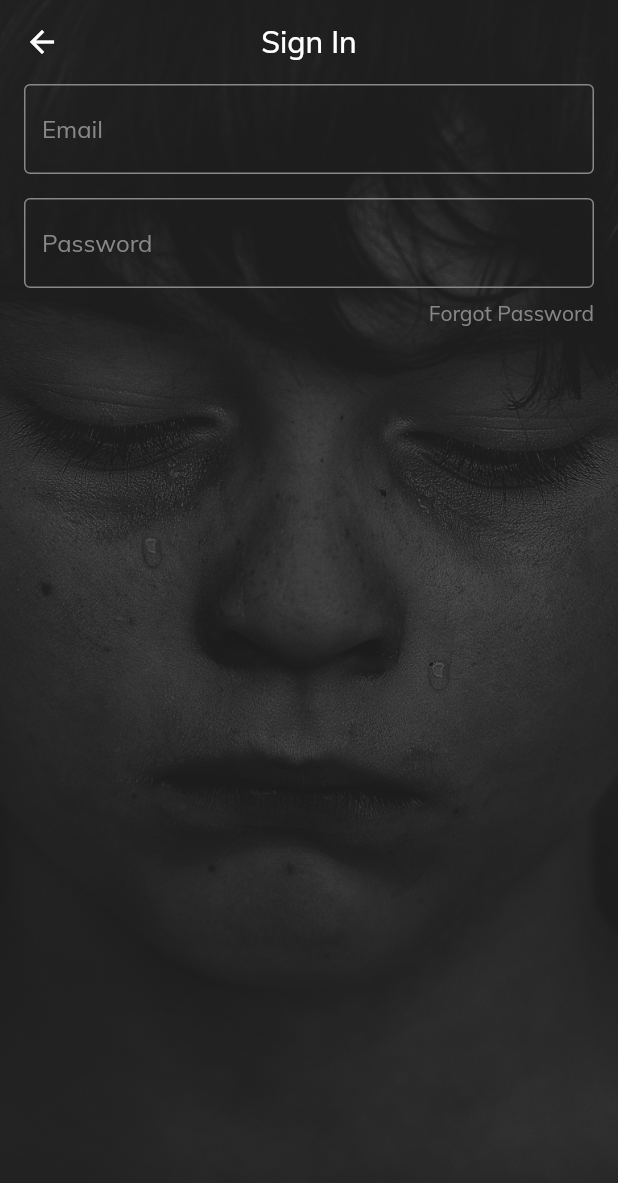
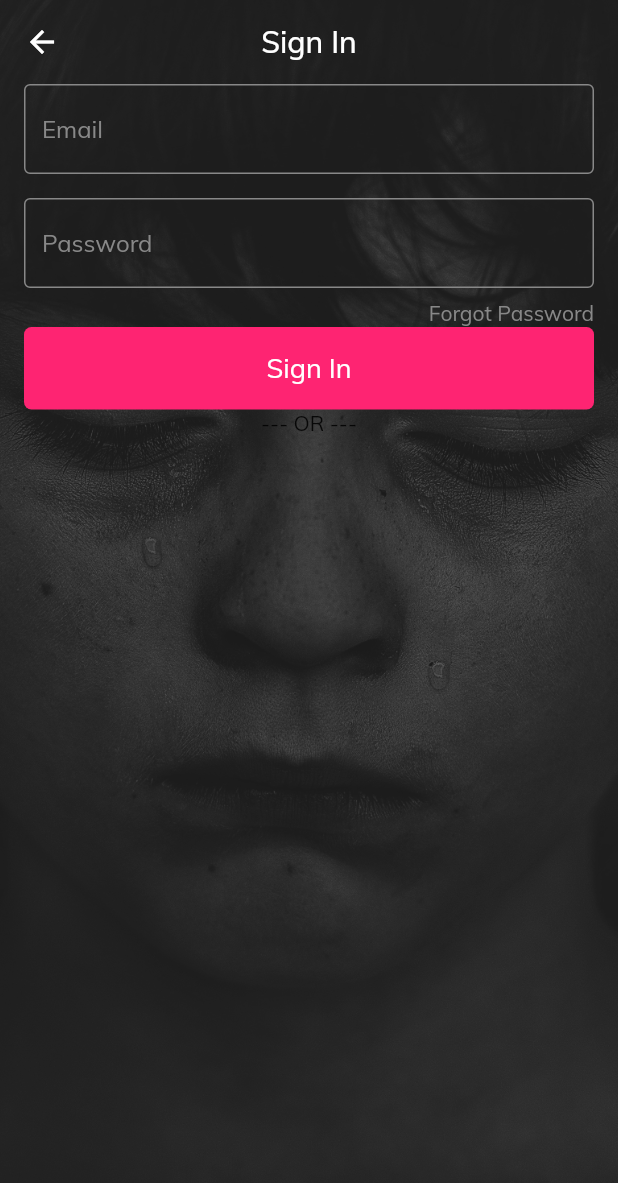
Before and after one commit to VishnuDileesh/BringMeBack-FlutterUIPractice, a Flutter app: the screen it shows after launch, after a tap on "GET STARTED", on a phone screen of 412 x 824 dp. Shown: the top 1183 px of the screen. Run offline on Flutter 3.47's test engine with Material 2 defaults, Android fonts, the phone set to English and light mode, and no system bars.

Commit message:
Refactor create colors variables & button widget

```diff
--- a/lib/main.dart
+++ b/lib/main.dart
@@ -1,26 +1,16 @@
 import 'package:flutter/material.dart';
 import 'screens/home.dart';
+
 
 void main() => runApp(MyApp());
 
 class MyApp extends StatelessWidget {
-  // This widget is the root of your application.
   @override
   Widget build(BuildContext context) {
     return MaterialApp(
       title: 'Bring Me Back',
 			debugShowCheckedModeBanner: false,
       theme: ThemeData(
-        // This is the theme of your application.
-        //
-        // Try running your application with "flutter run". You'll see the
-        // application has a blue toolbar. Then, without quitting the app, try
-        // changing the primarySwatch below to Colors.green and then invoke
-        // "hot reload" (press "r" in the console where you ran "flutter run",
-        // or simply save your changes to "hot reload" in a Flutter IDE).
-        // Notice that the counter didn't reset back to zero; the application
-        // is not restarted.
-        primarySwatch: Colors.blue,
 				fontFamily: "Muli",
       ),
       home: HomeScreen(),
--- a/lib/screens/home.dart
+++ b/lib/screens/home.dart
@@ -5,6 +5,7 @@ import 'package:flutter/material.dart';
 import 'signin.dart';
 
 //widget imports
+import '../widgets/colors.dart';
 import '../widgets/bgfullscreen.dart';
 
 class HomeScreen extends StatelessWidget{
@@ -59,7 +60,7 @@ class HomeScreen extends StatelessWidget{
 										TextSpan(
 											text: 'ME ',
 											style: TextStyle(
-												color: Color(0xffFE2472),
+												color: pink,
 											),
 										),
 
@@ -102,7 +103,8 @@ class HomeScreen extends StatelessWidget{
 									width: size.width,
 									padding: EdgeInsets.symmetric(vertical: 16.0),
 									decoration: BoxDecoration(
-										color: Color(0xffFE2472),
+										//color: Color(0xffFE2472),
+										color: pink,
 										borderRadius: BorderRadius.circular(5.0),
 									),
 									child: Center(
--- a/lib/screens/signin.dart
+++ b/lib/screens/signin.dart
@@ -1,6 +1,9 @@
 import 'package:flutter/material.dart';
 
+//widgets import
+import '../widgets/colors.dart';
 import '../widgets/bgfullscreen.dart';
+import '../widgets/button.dart';
 
 class SignIn extends StatelessWidget{
 	@override
@@ -44,24 +47,24 @@ class SignIn extends StatelessWidget{
 									decoration: InputDecoration(
 										hintText: "Email",
 										hintStyle: TextStyle(
-											color: Color(0xff888888),
+											color: grey,
 										),
 
 										enabledBorder: OutlineInputBorder(
 											borderSide: BorderSide(
-												color: Color(0xff888888),
+												color: grey,
 											),
 										),
 
 										focusedBorder: OutlineInputBorder(
 											borderSide: BorderSide(
-												color: Color(0xff888888),
+												color: grey,
 											),
 										),
 
 										focusedErrorBorder: OutlineInputBorder(
 											borderSide: BorderSide(
-												color: Color(0xff888888),
+												color: grey,
 											),
 										),
 
@@ -73,31 +76,31 @@ class SignIn extends StatelessWidget{
 
 								TextField(
 									style: TextStyle(
-										color: Color(0xff888888),
+										color: grey,
 									),
 									keyboardType: TextInputType.emailAddress,
 									obscureText: true,
 									decoration: InputDecoration(
 										hintText: "Password",
 										hintStyle: TextStyle(
-											color: Color(0xff888888),
+											color: grey,
 										),
 
 										enabledBorder: OutlineInputBorder(
 											borderSide: BorderSide(
-												color: Color(0xff888888),
+												color: grey,
 											),
 										),
 
 										focusedBorder: OutlineInputBorder(
 											borderSide: BorderSide(
-												color: Color(0xff888888),
+												color: grey,
 											),
 										),
 
 										focusedErrorBorder: OutlineInputBorder(
 											borderSide: BorderSide(
-												color: Color(0xff888888),
+												color: grey,
 											),
 										),
 
@@ -114,12 +117,25 @@ class SignIn extends StatelessWidget{
 										child:Text(
 										'Forgot Password',
 										style: TextStyle(
-											color: Color(0xff888888),
+											color: grey,
 										),
 									),
 									),
 								),
 
+								Button(
+									btn_text: 'Sign In',
+									btn_color: pink,
+								),
+
+								Center(
+									child: Text(
+										'--- OR ---',
+										style: TextStyle(
+
+										),
+									),
+								),
 
 
 
--- /dev/null
+++ b/lib/widgets/button.dart
@@ -0,0 +1,35 @@
+import 'package:flutter/material.dart';
+
+class Button extends StatelessWidget{
+
+	final String btn_text;
+	final Color btn_color;
+
+	Button({this.btn_text, this.btn_color});
+
+	@override
+	Widget build(BuildContext context){
+
+		Size size = MediaQuery.of(context).size;
+
+
+		return Container(
+									width: size.width,
+									padding: EdgeInsets.symmetric(vertical: 16.0),
+									decoration: BoxDecoration(
+										color: btn_color,
+										borderRadius: BorderRadius.circular(5.0),
+									),
+									child: Center(
+										child: Text(
+										btn_text,
+										style: TextStyle(
+											color: Colors.white,
+											fontSize: 18.0,
+										),
+									),
+									),
+								);
+	}
+
+}
--- /dev/null
+++ b/lib/widgets/colors.dart
@@ -0,0 +1,7 @@
+import 'package:flutter/material.dart';
+
+Color pink = Color(0xffFE2472);
+Color lightblack = Color(0xff2E2E2E);
+Color grey = Color(0xff888888);
+Color black = Color(0xff000000);
+Color white = Color(0xffFFFFFF);
```
Also changed, not shown: 1 other file.
